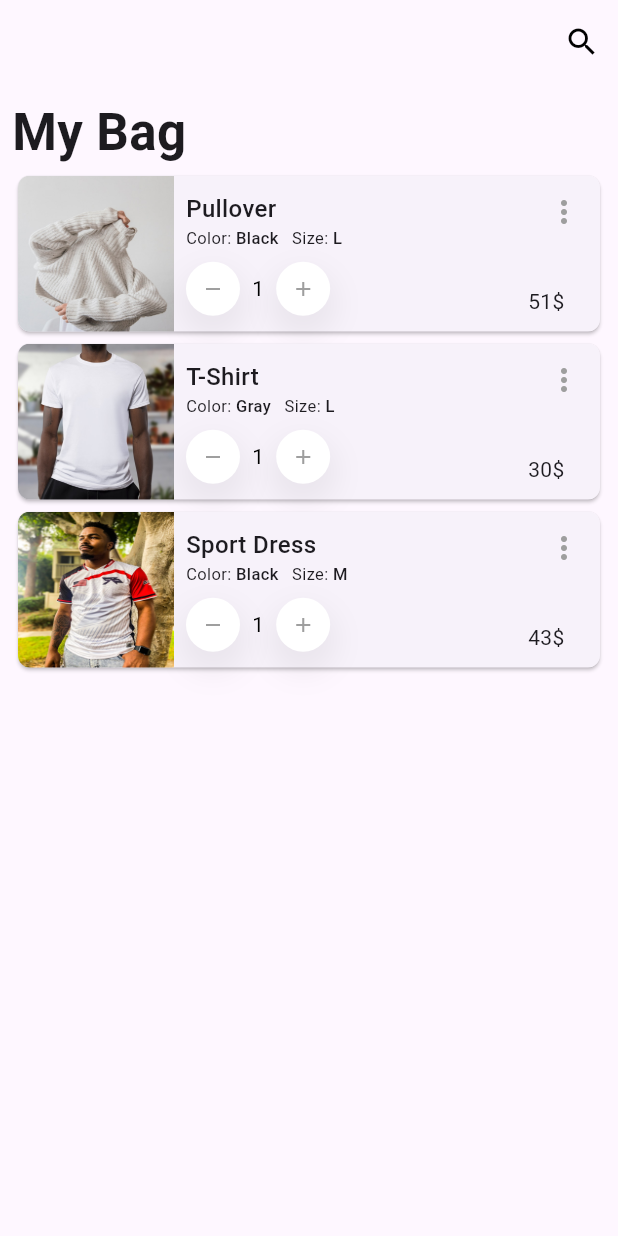
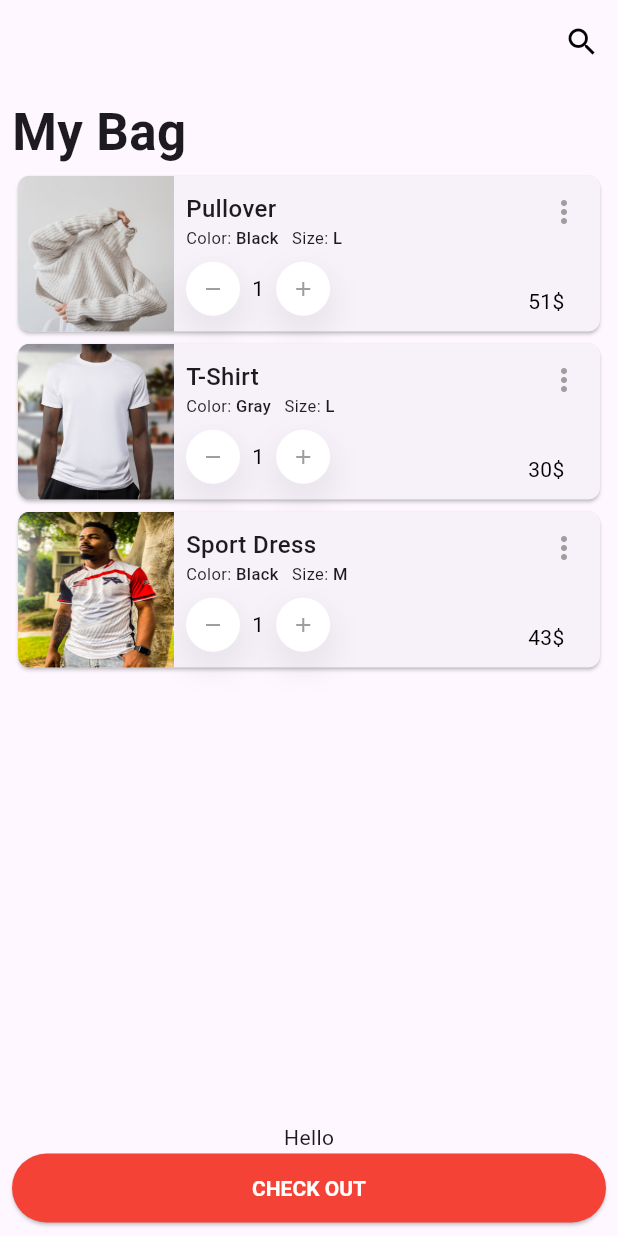
Before and after one commit to rayhan1650/cart_design_asignment, a Flutter app: the screen it shows after launch, on a phone screen of 412 x 824 dp. Run offline on Flutter 3.47's test engine with Material 3 defaults, Android fonts, the phone set to English and light mode, and no system bars.

Commit message:
check out button with snackbar added

```diff
--- a/lib/item_list.dart
+++ b/lib/item_list.dart
@@ -34,12 +34,12 @@ class _ItemState extends State<Item> {
           Row(
             children: [
               ClipRRect(
-                borderRadius: BorderRadius.only(
+                borderRadius: const BorderRadius.only(
                   topLeft: Radius.circular(8),
                   bottomLeft: Radius.circular(8),
                 ),
                 child: Image.asset(
-                  '${widget.image}',
+                  widget.image,
                   width: 104,
                   height: 104,
                   fit: BoxFit.fill,
@@ -51,15 +51,15 @@ class _ItemState extends State<Item> {
                   crossAxisAlignment: CrossAxisAlignment.start,
                   children: [
                     Text(
-                      "${widget.itemName}",
-                      style: TextStyle(
+                      widget.itemName,
+                      style: const TextStyle(
                         fontSize: 16,
                         fontWeight: FontWeight.w500,
                       ),
                     ),
                     Row(
                       children: [
-                        Text(
+                        const Text(
                           "Color:",
                           style: TextStyle(
                             fontSize: 11,
@@ -67,12 +67,12 @@ class _ItemState extends State<Item> {
                         ),
                         Text(
                           " ${widget.color}",
-                          style: TextStyle(
+                          style: const TextStyle(
                             fontSize: 11,
                             fontWeight: FontWeight.w500,
                           ),
                         ),
-                        Text(
+                        const Text(
                           "   Size:",
                           style: TextStyle(
                             fontSize: 11,
@@ -80,7 +80,7 @@ class _ItemState extends State<Item> {
                         ),
                         Text(
                           " ${widget.size}",
-                          style: TextStyle(
+                          style: const TextStyle(
                             fontSize: 11,
                             fontWeight: FontWeight.w500,
                           ),
@@ -116,7 +116,7 @@ class _ItemState extends State<Item> {
                                   }
                                 });
                               },
-                              icon: Icon(
+                              icon: const Icon(
                                 Icons.remove,
                                 color: Colors.grey,
                                 size: 16,
@@ -127,7 +127,7 @@ class _ItemState extends State<Item> {
                             padding: const EdgeInsets.all(8.0),
                             child: Text(
                               "${widget.quantity}",
-                              style: TextStyle(
+                              style: const TextStyle(
                                 fontSize: 14,
                                 color: Colors.black,
                               ),
@@ -160,7 +160,7 @@ class _ItemState extends State<Item> {
                                           context: context,
                                           builder: (context) {
                                             return AlertDialog(
-                                              title: Text(
+                                              title: const Text(
                                                 'Congratulations!',
                                                 textAlign: TextAlign.center,
                                                 style: TextStyle(
@@ -170,7 +170,7 @@ class _ItemState extends State<Item> {
                                               content: Text(
                                                 "You have added \n 5 \n ${widget.itemName} on your bag!",
                                                 textAlign: TextAlign.center,
-                                                style: TextStyle(
+                                                style: const TextStyle(
                                                     fontSize: 18,
                                                     fontWeight: FontWeight.w400,
                                                     color: Colors.black),
@@ -219,7 +219,7 @@ class _ItemState extends State<Item> {
                                         context: context,
                                         builder: (context) {
                                           return AlertDialog(
-                                            title: Text(
+                                            title: const Text(
                                               'Congratulations!',
                                               textAlign: TextAlign.center,
                                               style: TextStyle(
@@ -229,7 +229,7 @@ class _ItemState extends State<Item> {
                                             content: Text(
                                               "You have added \n 5 \n ${widget.itemName} on your bag!",
                                               textAlign: TextAlign.center,
-                                              style: TextStyle(
+                                              style: const TextStyle(
                                                   fontSize: 18,
                                                   fontWeight: FontWeight.w400,
                                                   color: Colors.black),
@@ -272,7 +272,7 @@ class _ItemState extends State<Item> {
                                   }
                                 });
                               },
-                              icon: Icon(
+                              icon: const Icon(
                                 Icons.add,
                                 color: Colors.grey,
                                 size: 16,
@@ -299,10 +299,16 @@ class _ItemState extends State<Item> {
                   color: Colors.grey,
                 ),
               ),
-              SizedBox(
+              const SizedBox(
                 height: 26,
               ),
-              Text("${widget.price}\$"),
+              Text(
+                "${widget.price}\$",
+                style: const TextStyle(
+                  fontSize: 14,
+                  color: Colors.black,
+                ),
+              ),
             ],
           )
         ],
--- a/lib/main.dart
+++ b/lib/main.dart
@@ -52,6 +52,10 @@
                 fontWeight: FontWeight.w700,
               ),
             ),
+            Expanded(
+              child: SingleChildScrollView(
+                child: Column(
+                  children: [
                     Item(
                       image: 'images/pullover.jpg',
                       itemName: 'Pullover',
@@ -75,10 +79,52 @@
                       size: 'M',
                       quantity: 1,
                       price: 43,
-            )
+                    ),
                   ],
                 ),
               ),
+            ),
+            Positioned(
+                bottom: 0,
+                child: Column(
+                  children: [
+                    const Text("Hello"),
+                    SizedBox(
+                      width: double.infinity,
+                      child: ElevatedButton(
+                        style: ElevatedButton.styleFrom(
+                          backgroundColor: Colors.red,
+                          foregroundColor: Colors.white,
+                          shape: RoundedRectangleBorder(
+                            borderRadius: BorderRadius.circular(25),
+                          ),
+                          textStyle: const TextStyle(
+                            fontSize: 14,
+                            fontWeight: FontWeight.w600,
+                          ),
+                          padding: const EdgeInsets.symmetric(
+                            horizontal: 20,
+                            vertical: 15,
+                          ),
+                        ),
+                        onPressed: () {
+                          ScaffoldMessenger.of(context)
+                              .showSnackBar(const SnackBar(
+                            content: Text(
+                                'Congratulation! Yor purchase is successful.'),
+                            backgroundColor: Colors.green,
+                            duration: Duration(seconds: 1),
+                          ));
+                        },
+                        child: const Text('CHECK OUT'),
+                      ),
+                    ),
+                  ],
+                )),
+          ],
+        ),
+      ),
+      // bottomNavigationBar: BottomNavigationBar(items: [Column()]),
     );
   }
 }
```
Lines whose indentation alone changed are shown as unchanged.
